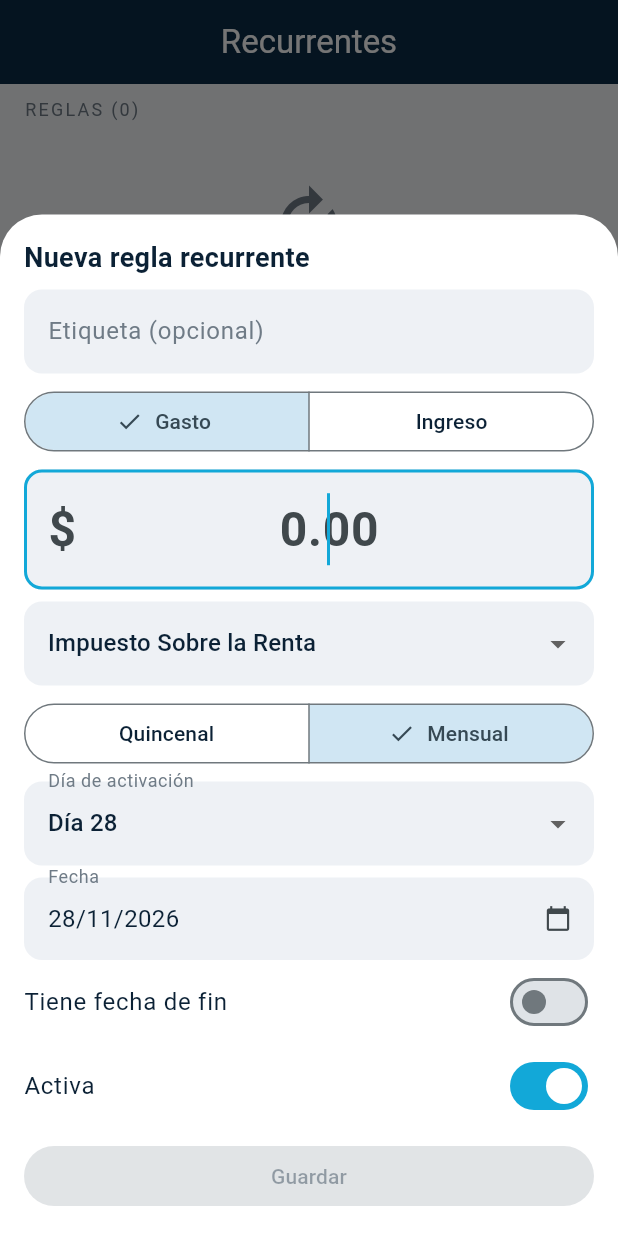
After one commit to emilio2883/Noova-Finance, a Flutter app: the RecurringScreen screen opened by its route, after a tap on "Nueva regla", on a phone screen of 412 x 824 dp. The commit adds this screen. Run offline on Flutter 3.47's test engine with Material 3 defaults, Android fonts, the phone set to English and light mode, and no system bars; our stand-ins replace decimal, file_picker, fl_chart, flutter_local_notifications, flutter_riverpod, go_router and 4 more; missing offline and left inert: syncfusion_flutter_xlsio; accounts and stored records are empty; generated files the repository leaves out were written again.

Commit message:
feat(recurring): UI de recurrentes + próximos pagos (90 días)
- RecurringRule: label / isSubscription / reminderDaysBefore (+ Isar regen)
- recurring_editor_sheet.dart: crear/editar (categoría, monto, tipo,
  frecuencia quincenal/mensual, día, fechas, activa, etiqueta)
- recurring_screen.dart: lista con toggle activo, editar, borrar y agenda
  'Próximos pagos' 90 días agrupada por fecha
- Ruta /recurring + entrada en Ajustes > GESTIÓN; tras cambios invalida
  dashboard y ejecuta generateDue
- QuickAdd ya crea RecurringRule al activar recurrente (verificado)
Gates: analyze 0, check_raw_values 0, tests 58/58

```diff
--- a/lib/core/router.dart
+++ b/lib/core/router.dart
@@ -11,6 +11,7 @@ import '../features/goals/goals_screen.dart';
 import '../features/charts/charts_screen.dart';
 import '../features/import/import_screen.dart';
 import '../features/search/search_screen.dart';
+import '../features/recurring/recurring_screen.dart';
 import '../features/quincenal/quincenal_screen.dart';
 import '../features/settings/settings_screen.dart';
 
@@ -56,6 +57,10 @@ GoRouter buildRouter() {
       GoRoute(
         path: '/search',
         builder: (context, state) => const SearchScreen(),
+      ),
+      GoRoute(
+        path: '/recurring',
+        builder: (context, state) => const RecurringScreen(),
       ),
       GoRoute(
         path: '/budgets',
--- a/lib/data/models/recurring_rule.dart
+++ b/lib/data/models/recurring_rule.dart
@@ -39,6 +39,15 @@ class RecurringRule {
   /// Last date a transaction was auto-generated for this rule.
   DateTime? lastGenerated;
 
+  /// Optional human label (provider/servicio, e.g. "Netflix").
+  String? label;
+
+  /// Marks this rule as a subscription (Feature 5).
+  bool isSubscription;
+
+  /// Days before the charge to remind (0 = same day).
+  int reminderDaysBefore;
+
   /// Decimal view of [amountBps]. Not stored.
   @ignore
   Decimal get amount => DecimalUtils.fromBps(amountBps);
@@ -53,5 +62,8 @@ class RecurringRule {
     required this.startDate,
     this.endDate,
     DateTime? lastGenerated,
+    this.label,
+    this.isSubscription = false,
+    this.reminderDaysBefore = 0,
   });
 }
--- /dev/null
+++ b/lib/features/recurring/recurring_editor_sheet.dart
@@ -0,0 +1,211 @@
+import 'package:decimal/decimal.dart';
+import 'package:flutter/material.dart';
+import 'package:flutter_riverpod/flutter_riverpod.dart';
+
+import 'package:noova_finance/theme/app_theme.dart';
+import '../../core/utils/decimal_utils.dart';
+import '../../data/models/recurring_rule.dart';
+import '../../data/models/transaction.dart';
+import '../../data/providers.dart';
+import '../../shared/widgets/amount_input.dart';
+import '../../shared/widgets/category_selector.dart';
+import '../../shared/widgets/date_picker_field.dart';
+import '../dashboard/providers/dashboard_provider.dart';
+
+/// Create/edit a recurring rule. Reused by Subscriptions (isSubscription=true).
+class RecurringEditorSheet extends ConsumerStatefulWidget {
+  final RecurringRule? rule;
+  final bool isSubscription;
+  const RecurringEditorSheet({super.key, this.rule, this.isSubscription = false});
+
+  @override
+  ConsumerState<RecurringEditorSheet> createState() => _RecurringEditorSheetState();
+}
+
+class _RecurringEditorSheetState extends ConsumerState<RecurringEditorSheet> {
+  late TransactionType _type;
+  late RecurringFrequency _frequency;
+  late int _activationDay;
+  late DateTime _startDate;
+  DateTime? _endDate;
+  late bool _active;
+  int? _categoryId;
+  String _amountText = '';
+  late final TextEditingController _labelCtrl;
+  bool _saving = false;
+
+  @override
+  void initState() {
+    super.initState();
+    final r = widget.rule;
+    _type = r?.type ?? TransactionType.expense;
+    _frequency = r?.frequency ?? RecurringFrequency.monthly;
+    _activationDay = r?.activationDay ?? DateTime.now().day;
+    _startDate = r?.startDate ?? DateTime.now();
+    _endDate = r?.endDate;
+    _active = r?.isActive ?? true;
+    _categoryId = r?.categoryId;
+    _amountText = r == null ? '' : r.amount.toString();
+    _labelCtrl = TextEditingController(text: r?.label ?? '');
+  }
+
+  @override
+  void dispose() {
+    _labelCtrl.dispose();
+    super.dispose();
+  }
+
+  bool get _valid =>
+      DecimalUtils.tryParse(_amountText) != null &&
+      DecimalUtils.tryParse(_amountText)! > Decimal.zero &&
+      _categoryId != null;
+
+  Future<void> _save() async {
+    if (!_valid) return;
+    setState(() => _saving = true);
+    final recRepo = await ref.read(recurringRepoProvider.future);
+    final amountBps = DecimalUtils.tryParse(_amountText)!.shift(4).toBigInt().toInt();
+    final existing = widget.rule;
+    if (existing != null) {
+      existing
+        ..categoryId = _categoryId!
+        ..amountBps = amountBps
+        ..frequency = _frequency
+        ..type = _type
+        ..activationDay = _activationDay
+        ..isActive = _active
+        ..startDate = _startDate
+        ..endDate = _endDate
+        ..label = _labelCtrl.text.trim().isEmpty ? null : _labelCtrl.text.trim()
+        ..isSubscription = widget.isSubscription || existing.isSubscription;
+      await recRepo.update(existing);
+    } else {
+      await recRepo.insert(RecurringRule(
+        categoryId: _categoryId!,
+        amountBps: amountBps,
+        frequency: _frequency,
+        type: _type,
+        activationDay: _activationDay,
+        isActive: _active,
+        startDate: _startDate,
+        endDate: _endDate,
+        label: _labelCtrl.text.trim().isEmpty ? null : _labelCtrl.text.trim(),
+        isSubscription: widget.isSubscription,
+      ));
+    }
+    try {
+      final gen = await ref.read(recurringGeneratorProvider.future);
+      await gen.generateDue();
+    } catch (_) {}
+    ref.invalidate(dashboardProvider);
+    if (mounted) Navigator.pop(context, true);
+  }
+
+  @override
+  Widget build(BuildContext context) {
+    final app = context.app;
+    final days = _frequency == RecurringFrequency.quincenal
+        ? const [1, 16]
+        : List<int>.generate(31, (i) => i + 1);
+    return Padding(
+      padding: EdgeInsets.only(bottom: MediaQuery.of(context).viewInsets.bottom),
+      child: SingleChildScrollView(
+        child: Padding(
+          padding: EdgeInsets.all(app.spacing.md),
+          child: Column(
+            mainAxisSize: MainAxisSize.min,
+            crossAxisAlignment: CrossAxisAlignment.stretch,
+            children: [
+              Text(widget.rule == null ? 'Nueva regla recurrente' : 'Editar regla',
+                  style: const TextStyle(fontSize: 18, fontWeight: FontWeight.bold)),
+              SizedBox(height: app.spacing.sm),
+              TextField(
+                controller: _labelCtrl,
+                decoration: const InputDecoration(
+                    labelText: 'Etiqueta (opcional)',
+                    hintText: 'Ej. Netflix, Renta, Seguro'),
+              ),
+              SizedBox(height: app.spacing.sm),
+              SegmentedButton<TransactionType>(
+                segments: const [
+                  ButtonSegment(value: TransactionType.expense, label: Text('Gasto')),
+                  ButtonSegment(value: TransactionType.income, label: Text('Ingreso')),
+                ],
+                selected: {_type},
+                onSelectionChanged: (s) => setState(() => _type = s.first),
+              ),
+              SizedBox(height: app.spacing.sm),
+              Container(
+                decoration: BoxDecoration(
+                  color: Theme.of(context).colorScheme.surfaceContainerHighest,
+                  borderRadius: app.radii.brMd,
+                ),
+                child: AmountInput(
+                  onChanged: (v) => setState(() => _amountText = v),
+                ),
+              ),
+              SizedBox(height: app.spacing.sm),
+              CategorySelector(
+                type: _type,
+                selectedId: _categoryId,
+                onChanged: (id) => setState(() => _categoryId = id),
+              ),
+              SizedBox(height: app.spacing.sm),
+              SegmentedButton<RecurringFrequency>(
+                segments: const [
+                  ButtonSegment(
+                      value: RecurringFrequency.quincenal, label: Text('Quincenal')),
+                  ButtonSegment(
+                      value: RecurringFrequency.monthly, label: Text('Mensual')),
+                ],
+                selected: {_frequency},
+                onSelectionChanged: (s) => setState(() {
+                  _frequency = s.first;
+                  _activationDay = s.first == RecurringFrequency.quincenal ? 1 : _activationDay;
+                }),
+              ),
+              SizedBox(height: app.spacing.sm),
+              DropdownButtonFormField<int>(
+                value: days.contains(_activationDay) ? _activationDay : days.first,
+                decoration: const InputDecoration(labelText: 'Día de activación'),
+                items: [
+                  for (final d in days)
+                    DropdownMenuItem(value: d, child: Text('Día $d')),
+                ],
+                onChanged: (v) => setState(() => _activationDay = v ?? days.first),
+              ),
+              SizedBox(height: app.spacing.sm),
+              DatePickerField(
+                value: _startDate,
+                onChanged: (d) => setState(() => _startDate = d),
+              ),
+              SwitchListTile(
+                contentPadding: EdgeInsets.zero,
+                title: const Text('Tiene fecha de fin'),
+                value: _endDate != null,
+                onChanged: (v) => setState(() => _endDate =
+                    v ? DateTime(_startDate.year + 1, _startDate.month, _startDate.day) : null),
+              ),
+              if (_endDate != null)
+                DatePickerField(
+                  value: _endDate!,
+                  onChanged: (d) => setState(() => _endDate = d),
+                ),
+              SwitchListTile(
+                contentPadding: EdgeInsets.zero,
+                title: const Text('Activa'),
+                value: _active,
+                onChanged: (v) => setState(() => _active = v),
+              ),
+              SizedBox(height: app.spacing.sm),
+              FilledButton(
+                onPressed: _valid && !_saving ? _save : null,
+                child: Text(_saving ? 'Guardando…' : 'Guardar'),
+              ),
+            ],
+          ),
+        ),
+      ),
+    );
+  }
+}
--- /dev/null
+++ b/lib/features/recurring/recurring_screen.dart
@@ -0,0 +1,277 @@
+import 'package:flutter/material.dart';
+import 'package:flutter_riverpod/flutter_riverpod.dart';
+
+import 'package:noova_finance/theme/app_theme.dart';
+import '../../core/utils/money_format.dart';
+import '../../data/models/recurring_rule.dart';
+import '../../data/models/transaction.dart';
+import '../../data/providers.dart';
+import '../../shared/ui/empty_state.dart';
+import '../../shared/ui/loading_state.dart';
+import '../dashboard/providers/dashboard_provider.dart';
+import 'recurring_editor_sheet.dart';
+
+class _Data {
+  final List<RecurringRule> rules;
+  final Map<int, String> catName;
+  _Data(this.rules, this.catName);
+}
+
+/// Occurrences of [r] within [from, to] (inclusive, day-granularity).
+List<DateTime> upcomingOccurrences(RecurringRule r, DateTime from, DateTime to) {
+  if (!r.isActive) return const [];
+  final res = <DateTime>[];
+  final fromDay = DateTime(from.year, from.month, from.day);
+  var cursor = DateTime(from.year, from.month, 1);
+  while (!cursor.isAfter(to)) {
+    final lastDay = DateTime(cursor.year, cursor.month + 1, 0).day;
+    final day = r.activationDay > lastDay ? lastDay : r.activationDay;
+    final d = DateTime(cursor.year, cursor.month, day);
+    final okStart = !d.isBefore(r.startDate) && !d.isBefore(fromDay);
+    final okEnd = !d.isAfter(to) && (r.endDate == null || !d.isAfter(r.endDate!));
+    if (okStart && okEnd) res.add(d);
+    cursor = DateTime(cursor.year, cursor.month + 1, 1);
+  }
+  return res;
+}
+
+class RecurringScreen extends ConsumerStatefulWidget {
+  const RecurringScreen({super.key});
+
+  @override
+  ConsumerState<RecurringScreen> createState() => _RecurringScreenState();
+}
+
+class _RecurringScreenState extends ConsumerState<RecurringScreen> {
+  late Future<_Data> _future;
+
+  @override
+  void initState() {
+    super.initState();
+    _future = _load();
+  }
+
+  Future<_Data> _load() async {
+    final recRepo = await ref.read(recurringRepoProvider.future);
+    final catRepo = await ref.read(categoryRepoProvider.future);
+    final rules = await recRepo.getAll();
+    final cats = await catRepo.getAll();
+    return _Data(rules, {for (final c in cats) c.id: c.name});
+  }
+
+  void _reload() => setState(() => _future = _load());
+
+  Future<void> _editOrCreate(RecurringRule? rule) async {
+    final ok = await showModalBottomSheet<bool>(
+      context: context,
+      isScrollControlled: true,
+      builder: (_) => RecurringEditorSheet(rule: rule),
+    );
+    if (ok == true) {
+      ref.invalidate(dashboardProvider);
+      _reload();
+    }
+  }
+
+  Future<void> _toggle(RecurringRule r, bool v) async {
+    final recRepo = await ref.read(recurringRepoProvider.future);
+    r.isActive = v;
+    await recRepo.update(r);
+    ref.invalidate(dashboardProvider);
+    _reload();
+  }
+
+  Future<void> _delete(RecurringRule r) async {
+    final ok = await showDialog<bool>(
+      context: context,
+      builder: (ctx) => AlertDialog(
+        title: const Text('Borrar regla'),
+        content: const Text('¿Eliminar esta regla recurrente? Las transacciones ya generadas se conservan.'),
+        actions: [
+          TextButton(onPressed: () => Navigator.pop(ctx, false), child: const Text('Cancelar')),
+          FilledButton(onPressed: () => Navigator.pop(ctx, true), child: const Text('Borrar')),
+        ],
+      ),
+    );
+    if (ok == true) {
+      final recRepo = await ref.read(recurringRepoProvider.future);
+      await recRepo.delete(r.id);
+      ref.invalidate(dashboardProvider);
+      _reload();
+    }
+  }
+
+  @override
+  Widget build(BuildContext context) {
+    final app = context.app;
+    return Scaffold(
+      appBar: AppBar(title: const Text('Recurrentes')),
+      floatingActionButton: FloatingActionButton.extended(
+        onPressed: () => _editOrCreate(null),
+        icon: const Icon(Icons.add),
+        label: const Text('Nueva regla'),
+      ),
+      body: FutureBuilder<_Data>(
+        future: _future,
+        builder: (context, snap) {
+          if (snap.connectionState == ConnectionState.waiting) {
+            return const LoadingState();
+          }
+          final data = snap.data!;
+          final now = DateTime.now();
+          final horizon = now.add(const Duration(days: 90));
+          final upcoming = <(DateTime, RecurringRule)>[];
+          for (final r in data.rules) {
+            for (final d in upcomingOccurrences(r, now, horizon)) {
+              upcoming.add((d, r));
+            }
+          }
+          upcoming.sort((a, b) => a.$1.compareTo(b.$1));
+
+          return ListView(
+            padding: EdgeInsets.fromLTRB(
+                app.spacing.md, app.spacing.sm, app.spacing.md, app.spacing.xxl),
+            children: [
+              Text('REGLAS (${data.rules.length})',
+                  style: TextStyle(
+                      color: app.colors.textSecondary,
+                      fontSize: 12,
+                      letterSpacing: 1.5)),
+              SizedBox(height: app.spacing.sm),
+              if (data.rules.isEmpty)
+                const EmptyState(
+                  icon: Icons.autorenew,
+                  title: 'Sin reglas recurrentes',
+                  message: 'Crea una regla para generar movimientos automáticamente.',
+                )
+              else
+                for (final r in data.rules)
+                  _RuleCard(
+                    rule: r,
+                    categoryName: data.catName[r.categoryId] ?? 'Categoría',
+                    onToggle: (v) => _toggle(r, v),
+                    onEdit: () => _editOrCreate(r),
+                    onDelete: () => _delete(r),
+                  ),
+              SizedBox(height: app.spacing.lg),
+              Text('PRÓXIMOS PAGOS (90 días)',
+                  style: TextStyle(
+                      color: app.colors.textSecondary,
+                      fontSize: 12,
+                      letterSpacing: 1.5)),
+              SizedBox(height: app.spacing.sm),
+              if (upcoming.isEmpty)
+                Padding(
+                  padding: EdgeInsets.all(app.spacing.md),
+                  child: Text('Sin pagos programados.',
+                      style: TextStyle(color: app.colors.textSecondary)),
+                )
+              else
+                for (final entry in upcoming)
+                  _UpcomingRow(
+                    date: entry.$1,
+                    rule: entry.$2,
+                    categoryName: data.catName[entry.$2.categoryId] ?? 'Categoría',
+                  ),
+            ],
+          );
+        },
+      ),
+    );
+  }
+}
+
+class _RuleCard extends StatelessWidget {
+  final RecurringRule rule;
+  final String categoryName;
+  final ValueChanged<bool> onToggle;
+  final VoidCallback onEdit;
+  final VoidCallback onDelete;
+
+  const _RuleCard({
+    required this.rule,
+    required this.categoryName,
+    required this.onToggle,
+    required this.onEdit,
+    required this.onDelete,
+  });
+
+  @override
+  Widget build(BuildContext context) {
+    final app = context.app;
+    final freq = rule.frequency == RecurringFrequency.monthly
+        ? 'Mensual · día ${rule.activationDay}'
+        : 'Quincenal · día ${rule.activationDay}';
+    final isIncome = rule.type == TransactionType.income;
+    final next = upcomingOccurrences(rule, DateTime.now(), DateTime.now().add(const Duration(days: 366)));
+    final nextLabel = next.isEmpty
+        ? 'Sin próxima fecha'
+        : 'Próx: ${next.first.day}/${next.first.month}/${next.first.year}';
+    return Card(
+      child: ListTile(
+        onTap: onEdit,
+        leading: Icon(
+          isIncome ? Icons.arrow_downward : Icons.arrow_upward,
+          color: isIncome ? app.colors.income : app.colors.expense,
+        ),
+        title: Text(rule.label ?? categoryName,
+            style: const TextStyle(fontWeight: FontWeight.w600)),
+        subtitle: Text('$categoryName · $freq · $nextLabel',
+            style: const TextStyle(fontSize: 12)),
+        trailing: Row(
+          mainAxisSize: MainAxisSize.min,
+          children: [
+            Text(MoneyFormat.format(rule.amount),
+                style: const TextStyle(fontWeight: FontWeight.bold)),
+            Switch(value: rule.isActive, onChanged: onToggle),
+            IconButton(
+              icon: Icon(Icons.delete_outline, color: app.colors.expense),
+              onPressed: onDelete,
+              tooltip: 'Borrar',
+            ),
+          ],
+        ),
+      ),
+    );
+  }
+}
+
+class _UpcomingRow extends StatelessWidget {
+  final DateTime date;
+  final RecurringRule rule;
+  final String categoryName;
+
+  const _UpcomingRow({
+    required this.date,
+    required this.rule,
+    required this.categoryName,
+  });
+
+  @override
+  Widget build(BuildContext context) {
+    final app = context.app;
+    final isIncome = rule.type == TransactionType.income;
+    return Padding(
+      padding: EdgeInsets.symmetric(vertical: app.spacing.xs),
+      child: Row(
+        children: [
+          SizedBox(
+            width: 64,
+            child: Text('${date.day}/${date.month}',
+                style: TextStyle(fontSize: 12, color: app.colors.textSecondary)),
+          ),
+          Expanded(
+            child: Text(rule.label ?? categoryName,
+                maxLines: 1, overflow: TextOverflow.ellipsis),
+          ),
+          Text(
+            '${isIncome ? '+' : '-'}${MoneyFormat.format(rule.amount)}',
+            style: TextStyle(
+                fontWeight: FontWeight.w600,
+                color: isIncome ? app.colors.income : app.colors.expense),
+          ),
+        ],
+      ),
+    );
+  }
+}
--- a/lib/features/settings/settings_screen.dart
+++ b/lib/features/settings/settings_screen.dart
@@ -67,6 +67,13 @@ class SettingsScreen extends ConsumerWidget {
             title: 'Presupuestos',
             subtitle: 'Límites por subcategoría',
             onTap: () => context.push('/budgets'),
+          ),
+          _item(
+            context,
+            icon: Icons.autorenew,
+            title: 'Recurrentes',
+            subtitle: 'Movimientos automáticos y próximos pagos',
+            onTap: () => context.push('/recurring'),
           ),
           _section(context, 'APARIENCIA'),
           Card(
```
Also changed, not shown: lib/data/models/recurring_rule.g.dart.
